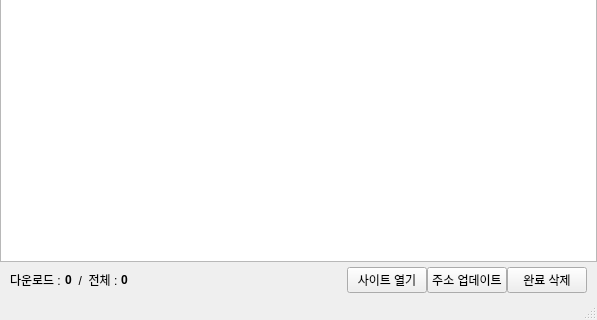
This is src/ui/MainWindow.ui in gyuha/wolf-catcher as Qt 5 draws it before an edit; both pictures show x 0 to 597 and y 371 to 691 of the 597 by 691 pixel window. The edited form follows.
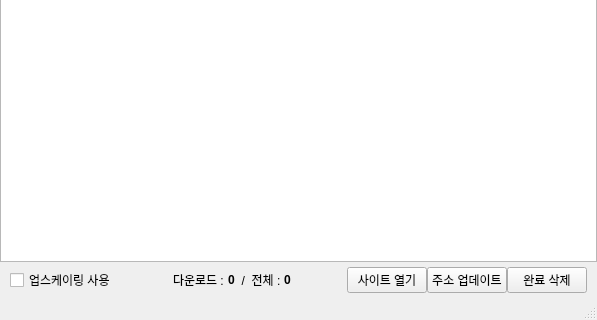
This is the edited form. Icons and pictures are not drawn.

Commit message: 업스케일 기능을 추가 하기 위한 작업 중

The edit to the form file:
```diff
--- a/src/ui/MainWindow.ui
+++ b/src/ui/MainWindow.ui
@@ -70,6 +70,26 @@
       <property name="bottomMargin">
        <number>5</number>
       </property>
+      <item>
+       <widget class="QCheckBox" name="cb_use_upscale">
+        <property name="text">
+         <string>업스케이링 사용</string>
+        </property>
+       </widget>
+      </item>
+      <item>
+       <spacer name="horizontalSpacer_2">
+        <property name="orientation">
+         <enum>Qt::Horizontal</enum>
+        </property>
+        <property name="sizeHint" stdset="0">
+         <size>
+          <width>40</width>
+          <height>20</height>
+         </size>
+        </property>
+       </spacer>
+      </item>
       <item>
        <widget class="QLabel" name="label">
         <property name="text">
```
The commit also changes 9 other files.
